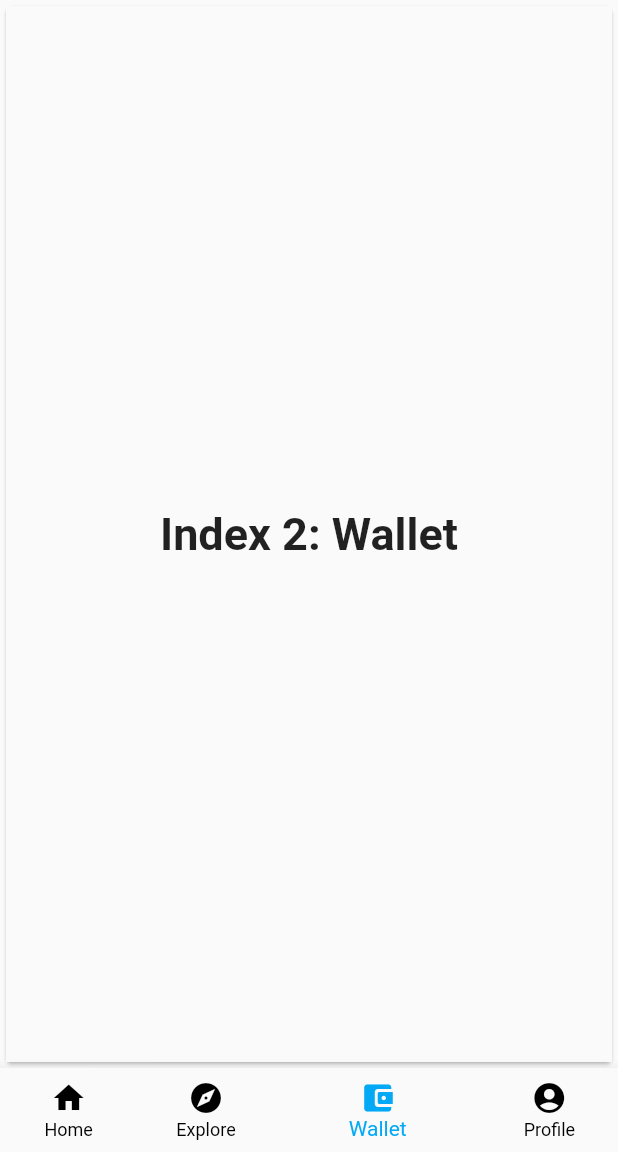
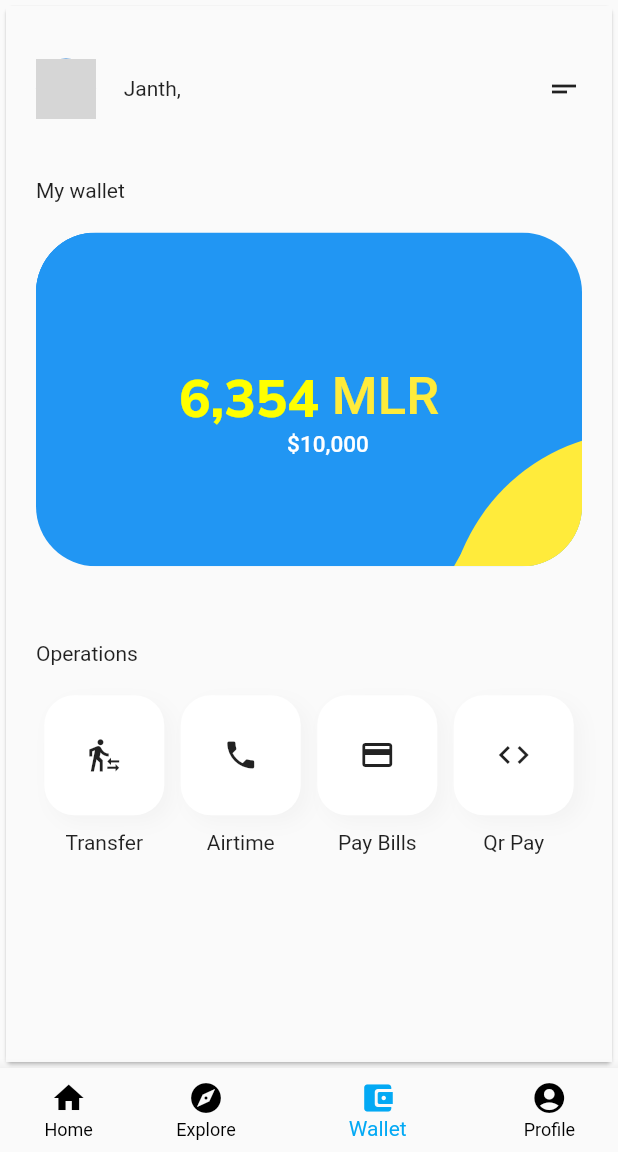
Before and after one commit to mrusso99/My-Holidays, a Flutter app: the screen it shows after launch, item 3 of the bottom bar chosen, on a phone screen of 412 x 824 dp, the part 84-1236 px from its top. Run offline on Flutter 3.47's test engine with Material 2 defaults, Android fonts, the phone set to English and light mode, and no system bars; our stand-ins replace firebase_auth, firebase_core, google_fonts; accounts and stored records are empty; network calls fail; grey boxes are pictures that could not be loaded.

Commit message:
Add wallet page

```diff
--- a/lib/ui/main_screen.dart
+++ b/lib/ui/main_screen.dart
@@ -4,7 +4,6 @@ import '../languages/languageLocalizations.dart';
 import 'home_screen.dart';
 import 'profile_screen.dart';
 import 'wallet_screen.dart';
-import 'explore_screen.dart';
 
 class MainScreen extends StatefulWidget {
   const MainScreen({Key? key}) : super(key: key);
@@ -23,7 +22,7 @@ class _MainScreenState extends State<MainScreen> {
       child: HomeScreen(),
     ),
     Card(
-      child: ExploreScreen(),
+      child: HomeScreen(),
     ),
     Card(
       child: WalletScreen(),
--- a/lib/ui/wallet_screen.dart
+++ b/lib/ui/wallet_screen.dart
@@ -1,4 +1,5 @@
 import 'package:flutter/material.dart';
+import 'package:my_holidays/util/balanceCard.dart';
 
 class WalletScreen extends StatefulWidget {
   const WalletScreen({Key? key}) : super(key: key);
@@ -9,18 +10,100 @@ class WalletScreen extends StatefulWidget {
 
 /// This is the private State class that goes with MainScreen.
 class _WalletScreenState extends State<WalletScreen> {
-  static const TextStyle optionStyle =
-  TextStyle(fontSize: 30, fontWeight: FontWeight.bold);
+  Widget _appBar() {
+    return Row(
+      children: <Widget>[
+        CircleAvatar(
+          backgroundImage: NetworkImage(
+              "https://jshopping.in/images/detailed/591/ibboll-Fashion-Mens-Optical-Glasses-Frames-Classic-Square-Wrap-Frame-Luxury-Brand-Men-Clear-Eyeglasses-Frame.jpg"),
+        ),
+        SizedBox(width: 15),
+        Text(' Janth,'),
+        const Expanded(
+          child: SizedBox(),
+        ),
+        Icon(
+          Icons.short_text,
+          color: Theme.of(context).iconTheme.color,
+        )
+      ],
+    );
+  }
+
+  Widget _operationsWidget() {
+    return Row(
+      mainAxisAlignment: MainAxisAlignment.spaceAround,
+      children: <Widget>[
+        _icon(Icons.transfer_within_a_station, "Transfer"),
+        _icon(Icons.phone, "Airtime"),
+        _icon(Icons.payment, "Pay Bills"),
+        _icon(Icons.code, "Qr Pay"),
+      ],
+    );
+  }
+
+  Widget _icon(IconData icon, String text) {
+    return Column(
+      children: <Widget>[
+        GestureDetector(
+          onTap: () {
+            Navigator.pushNamed(context, '/transfer');
+          },
+          child: Container(
+            height: 80,
+            width: 80,
+            margin: EdgeInsets.symmetric(vertical: 10),
+            decoration: BoxDecoration(
+                color: Colors.white,
+                borderRadius: BorderRadius.all(Radius.circular(20)),
+                boxShadow: <BoxShadow>[
+                  BoxShadow(
+                      color: Color(0xfff3f3f3),
+                      offset: Offset(5, 5),
+                      blurRadius: 10)
+                ]),
+            child: Icon(icon),
+          ),
+        ),
+        Text(text),
+      ],
+    );
+  }
+
 
   @override
   Widget build(BuildContext context) {
     return Scaffold(
-      body: Center(
-        child:  Text(
-          'Index 2: Wallet',
-          style: optionStyle,
-        ),
-      ),
-    );
+        body: SafeArea(
+            child: SingleChildScrollView(
+              child: Container(
+                  padding: EdgeInsets.symmetric(horizontal: 20),
+                  child: Column(
+                    crossAxisAlignment: CrossAxisAlignment.start,
+                    children: <Widget>[
+                      SizedBox(height: 35),
+                      _appBar(),
+                      SizedBox(
+                        height: 40,
+                      ),
+                      Text("My wallet"),
+                      SizedBox(
+                        height: 20,
+                      ),
+                      BalanceCard(),
+                      SizedBox(
+                        height: 50,
+                      ),
+                      Text("Operations"),
+                      SizedBox(
+                        height: 10,
+                      ),
+                      _operationsWidget(),
+                      SizedBox(
+                        height: 40,
+                      ),
+                    ],
+                  )),
+            )));
   }
 }
--- /dev/null
+++ b/lib/util/balanceCard.dart
@@ -0,0 +1,113 @@
+import 'package:flutter/material.dart';
+import 'package:google_fonts/google_fonts.dart';
+
+class BalanceCard extends StatelessWidget {
+  const BalanceCard({Key? key}) : super(key: key);
+
+  @override
+  Widget build(BuildContext context) {
+    return Container(
+      child: ClipRRect(
+          borderRadius: BorderRadius.all(Radius.circular(40)),
+          child: Container(
+            width: MediaQuery.of(context).size.width,
+            height: MediaQuery.of(context).size.height * .27,
+            color: Colors.blue,
+            child: Stack(
+              fit: StackFit.expand,
+              children: <Widget>[
+                Column(
+                  mainAxisAlignment: MainAxisAlignment.center,
+                  crossAxisAlignment: CrossAxisAlignment.center,
+                  children: <Widget>[
+                    Text(
+                      'Total Balance,',
+                      style: TextStyle(
+                          fontSize: 14,
+                          fontWeight: FontWeight.w500,
+                          color: Colors.blue),
+                    ),
+                    SizedBox(height: 10),
+                    Row(
+                      mainAxisAlignment: MainAxisAlignment.center,
+                      children: <Widget>[
+                        Text(
+                          '6,354',
+                          style: GoogleFonts.mulish(
+                              textStyle: Theme.of(context).textTheme.headline4,
+                              fontSize: 35,
+                              fontWeight: FontWeight.w800,
+                              color: Colors.yellowAccent),
+                        ),
+                        Text(
+                          ' MLR',
+                          style: TextStyle(
+                              fontSize: 35,
+                              fontWeight: FontWeight.w500,
+                              color: Colors.yellow),
+                        ),
+                      ],
+                    ),
+                    Row(
+                      mainAxisAlignment: MainAxisAlignment.center,
+                      children: <Widget>[
+                        Text(
+                          'Eq:',
+                          style: GoogleFonts.mulish(
+                              textStyle: Theme.of(context).textTheme.headline4,
+                              fontSize: 15,
+                              fontWeight: FontWeight.w600,
+                              color: Colors.blue),
+                        ),
+                        Text(
+                          ' \$10,000',
+                          style: TextStyle(
+                              fontSize: 15,
+                              fontWeight: FontWeight.w500,
+                              color: Colors.white),
+                        ),
+                      ],
+                    ),
+                    SizedBox(
+                      height: 10,
+                    ),
+                  ],
+                ),
+                Positioned(
+                  left: -170,
+                  top: -170,
+                  child: CircleAvatar(
+                    radius: 130,
+                    backgroundColor: Colors.blue,
+                  ),
+                ),
+                Positioned(
+                  left: -160,
+                  top: -190,
+                  child: CircleAvatar(
+                    radius: 130,
+                    backgroundColor: Colors.blue,
+                  ),
+                ),
+                Positioned(
+                  right: -170,
+                  bottom: -170,
+                  child: CircleAvatar(
+                    radius: 130,
+                    backgroundColor: Colors.yellow,
+                  ),
+                ),
+                Positioned(
+                  right: -160,
+                  bottom: -190,
+                  child: CircleAvatar(
+                    radius: 130,
+                    backgroundColor: Colors.yellow,
+                  ),
+                )
+              ],
+            ),
+          )),
+    );
+  }
+}
```
